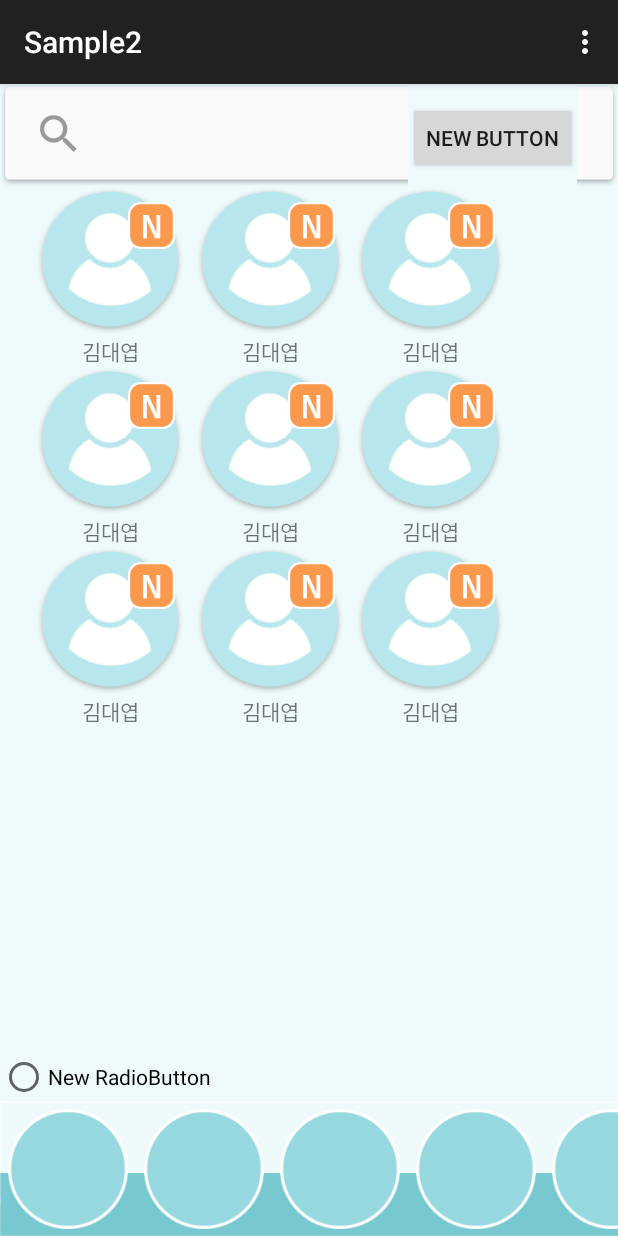
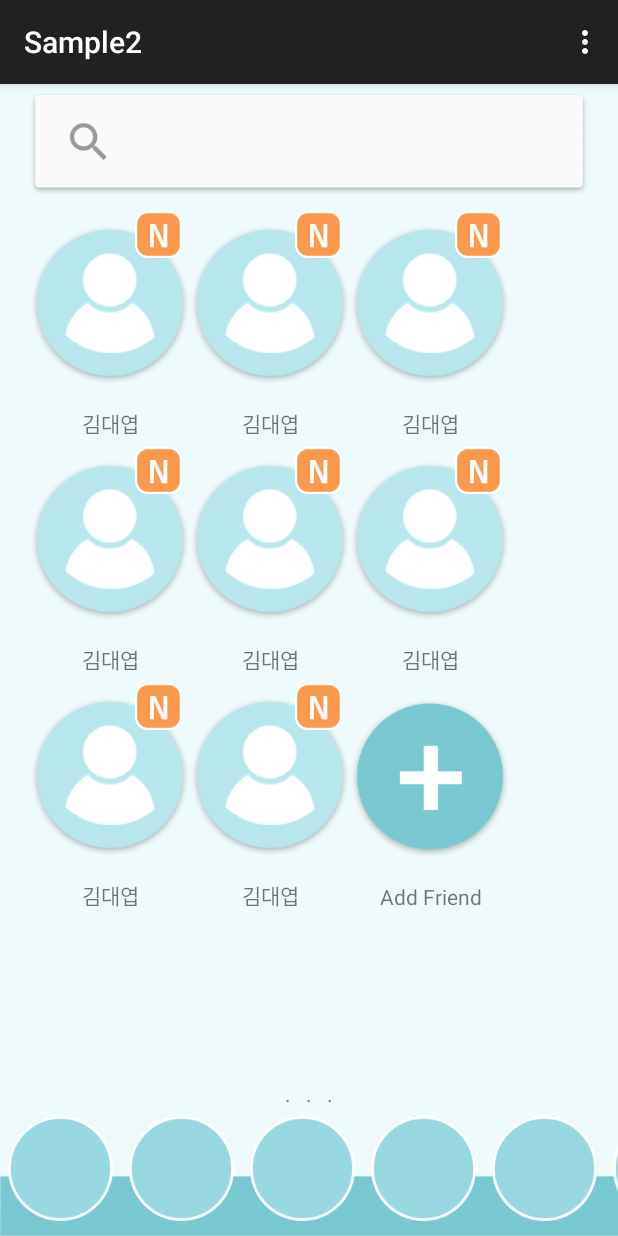
Before and after one commit to daeyeob-kim/PinG, an Android app: the Sample2 screen opened directly, with no data from a screen before it, on a phone screen of 412 x 824 dp. Run offline under Robolectric (Android 15) with nearby library versions, the phone set to English and light mode, and no system bars.

Commit message:
메인 UI작성

```diff
--- a/app/src/main/java/com/exitpoint/kkakkung/Sample2.java
+++ b/app/src/main/java/com/exitpoint/kkakkung/Sample2.java
@@ -2,16 +2,42 @@ package com.exitpoint.kkakkung;
 
 import android.support.v7.app.ActionBarActivity;
 import android.os.Bundle;
+import android.util.DisplayMetrics;
 import android.view.Menu;
 import android.view.MenuItem;
+import android.view.ViewGroup;
+import android.widget.LinearLayout;
 
 
 public class Sample2 extends ActionBarActivity {
 
+    int deviceHeight;
+    int deviceWidth;
     @Override
     protected void onCreate(Bundle savedInstanceState) {
         super.onCreate(savedInstanceState);
         setContentView(R.layout.activity_sample2);
+
+        //디바이스 사이즈를 구합시다.
+        DisplayMetrics metrics = new DisplayMetrics();
+        getWindowManager().getDefaultDisplay().getMetrics(metrics);
+        deviceWidth = metrics.widthPixels;
+        deviceHeight = metrics.heightPixels;
+
+        //레이아웃 사이즈 동적 변경을 위한 레이아웃 불러옴
+        //만들고
+        LinearLayout layout_friendslistpage1,layout_friendslistpage1_1,layout_friendslistpage1_2,layout_friendslistpage1_3;
+        //매핑해주고
+        layout_friendslistpage1=(LinearLayout) findViewById(R.id.layout_friendslistpage1);
+        layout_friendslistpage1_1=(LinearLayout) findViewById(R.id.layout_friendslistpage1_1);
+        layout_friendslistpage1_2=(LinearLayout) findViewById(R.id.layout_friendslistpage1_2);
+        layout_friendslistpage1_3=(LinearLayout) findViewById(R.id.layout_friendslistpage1_3);
+
+        layout_friendslistpage1_1.setLayoutParams(new LinearLayout.LayoutParams(ViewGroup.LayoutParams.MATCH_PARENT,deviceHeight/6+30));
+        layout_friendslistpage1_2.setLayoutParams(new LinearLayout.LayoutParams(ViewGroup.LayoutParams.MATCH_PARENT,deviceHeight/6+30));
+        layout_friendslistpage1_3.setLayoutParams(new LinearLayout.LayoutParams(ViewGroup.LayoutParams.MATCH_PARENT,deviceHeight/6+30));
+        System.out.println("deviceWidth---------"+deviceWidth);
+
     }
 
     @Override
--- a/app/src/main/res/layout/activity_sample2.xml
+++ b/app/src/main/res/layout/activity_sample2.xml
@@ -10,6 +10,10 @@
 
 
     <LinearLayout
+        android:paddingTop="5dp"
+        android:paddingBottom="5dp"
+        android:paddingRight="20dp"
+        android:paddingLeft="20dp"
         android:orientation="horizontal"
         android:layout_width="match_parent"
         android:layout_height="wrap_content">
@@ -19,7 +23,7 @@
             android:layout_height="match_parent"
             android:id="@+id/imageView"
             android:src="@drawable/search_icon"
-            android:layout_marginRight="0dp"/>
+            android:scaleType="fitEnd" />
 
         <EditText
             android:layout_width="wrap_content"
@@ -27,12 +31,6 @@
             android:id="@+id/editText"
             android:layout_weight="1"
             android:background="@drawable/search_input" />
-
-        <Button
-            android:layout_width="wrap_content"
-            android:layout_height="wrap_content"
-            android:text="New Button"
-            android:id="@+id/button" />
 
         <ImageView
             android:layout_width="wrap_content"
@@ -54,6 +52,7 @@
             android:layout_height="match_parent">
 
             <LinearLayout
+                android:id="@+id/layout_friendslistpage1"
                 android:orientation="vertical"
                 android:layout_width="360dp"
                 android:layout_height="match_parent"
@@ -61,9 +60,11 @@
                 android:paddingRight="20dp">
 
                 <LinearLayout
+                    android:id="@+id/layout_friendslistpage1_1"
                     android:orientation="horizontal"
                     android:layout_width="match_parent"
-                    android:layout_height="120dp" >
+                    android:layout_height="120dp"
+                    android:layout_marginBottom="5dp">
 
                     <LinearLayout
                         android:orientation="vertical"
@@ -88,7 +89,7 @@
                                 android:id="@+id/imageView5"
                                 android:src="@drawable/user_new"
                                 android:layout_gravity="right|top"
-                                android:layout_margin="10dp" />
+                                android:layout_margin="5dp" />
                         </FrameLayout>
 
                         <TextView
@@ -122,7 +123,7 @@
                                 android:id="@+id/imageView3"
                                 android:src="@drawable/user_new"
                                 android:layout_gravity="right|top"
-                                android:layout_margin="10dp" />
+                                android:layout_margin="5dp" />
                         </FrameLayout>
 
                         <TextView
@@ -156,7 +157,7 @@
                                 android:id="@+id/imageView7"
                                 android:src="@drawable/user_new"
                                 android:layout_gravity="right|top"
-                                android:layout_margin="10dp" />
+                                android:layout_margin="5dp" />
                         </FrameLayout>
 
                         <TextView
@@ -169,9 +170,11 @@
                 </LinearLayout>
 
                 <LinearLayout
+                    android:id="@+id/layout_friendslistpage1_2"
                     android:orientation="horizontal"
                     android:layout_width="match_parent"
-                    android:layout_height="120dp" >
+                    android:layout_height="120dp"
+                    android:layout_marginBottom="5dp">
 
                     <LinearLayout
                         android:orientation="vertical"
@@ -196,7 +199,7 @@
                                 android:id="@+id/imageView9"
                                 android:src="@drawable/user_new"
                                 android:layout_gravity="right|top"
-                                android:layout_margin="10dp" />
+                                android:layout_margin="5dp" />
                         </FrameLayout>
 
                         <TextView
@@ -230,7 +233,7 @@
                                 android:id="@+id/imageView11"
                                 android:src="@drawable/user_new"
                                 android:layout_gravity="right|top"
-                                android:layout_margin="10dp" />
+                                android:layout_margin="5dp" />
                         </FrameLayout>
 
                         <TextView
@@ -264,7 +267,7 @@
                                 android:id="@+id/imageView13"
                                 android:src="@drawable/user_new"
                                 android:layout_gravity="right|top"
-                                android:layout_margin="10dp" />
+                                android:layout_margin="5dp" />
                         </FrameLayout>
 
                         <TextView
@@ -277,9 +280,11 @@
                 </LinearLayout>
 
                 <LinearLayout
+                    android:id="@+id/layout_friendslistpage1_3"
                     android:orientation="horizontal"
                     android:layout_width="match_parent"
-                    android:layout_height="120dp" >
+                    android:layout_height="120dp"
+                    android:layout_marginBottom="5dp">
 
                     <LinearLayout
                         android:orientation="vertical"
@@ -304,7 +309,7 @@
                                 android:id="@+id/imageView15"
                                 android:src="@drawable/user_new"
                                 android:layout_gravity="right|top"
-                                android:layout_margin="10dp" />
+                                android:layout_margin="5dp" />
                         </FrameLayout>
 
                         <TextView
@@ -338,7 +343,7 @@
                                 android:id="@+id/imageView17"
                                 android:src="@drawable/user_new"
                                 android:layout_gravity="right|top"
-                                android:layout_margin="10dp" />
+                                android:layout_margin="5dp" />
                         </FrameLayout>
 
                         <TextView
@@ -364,21 +369,14 @@
                                 android:layout_width="match_parent"
                                 android:layout_height="wrap_content"
                                 android:id="@+id/imageView18"
-                                android:src="@drawable/user_default" />
+                                android:src="@drawable/user_plus" />
 
-                            <ImageView
-                                android:layout_width="wrap_content"
-                                android:layout_height="wrap_content"
-                                android:id="@+id/imageView19"
-                                android:src="@drawable/user_new"
-                                android:layout_gravity="right|top"
-                                android:layout_margin="10dp" />
                         </FrameLayout>
 
                         <TextView
                             android:layout_width="match_parent"
                             android:layout_height="wrap_content"
-                            android:text="김대엽"
+                            android:text="Add Friend"
                             android:id="@+id/textView9"
                             android:gravity="center|center_vertical" />
                     </LinearLayout>
@@ -390,15 +388,16 @@
     </HorizontalScrollView>
 
     <LinearLayout
+        android:gravity="center"
         android:orientation="horizontal"
         android:layout_width="match_parent"
         android:layout_height="wrap_content">
 
-        <RadioButton
+        <TextView
             android:layout_width="wrap_content"
             android:layout_height="wrap_content"
-            android:text="New RadioButton"
-            android:id="@+id/radioButton" />
+            android:text=".   .   ."
+            android:id="@+id/textView10" />
     </LinearLayout>
 
     <HorizontalScrollView
@@ -408,48 +407,49 @@
         android:scrollbars="none">
 
         <LinearLayout
+            android:id="@+id/layout_bottom"
             android:orientation="horizontal"
-            android:layout_width="match_parent"
-            android:layout_height="90dp"
+            android:layout_width="wrap_content"
+            android:layout_height="85dp"
             android:background="@drawable/bg_bottom">
 
             <Button
                 android:layout_margin="5dp"
-                android:layout_width="80dp"
-                android:layout_height="80dp"
+                android:layout_width="70dp"
+                android:layout_height="70dp"
                 android:id="@+id/button20"
                 android:background="@drawable/icon_tmp" />
 
             <Button
                 android:layout_margin="5dp"
-                android:layout_width="80dp"
-                android:layout_height="80dp"
+                android:layout_width="70dp"
+                android:layout_height="70dp"
                 android:id="@+id/button21"
                 android:background="@drawable/icon_tmp" />
 
             <Button
                 android:layout_margin="5dp"
-                android:layout_width="80dp"
-                android:layout_height="80dp"
+                android:layout_width="70dp"
+                android:layout_height="70dp"
                 android:id="@+id/button22"
                 android:background="@drawable/icon_tmp"/>
 
             <Button
                 android:layout_margin="5dp"
-                android:layout_width="80dp"
-                android:layout_height="80dp"
+                android:layout_width="70dp"
+                android:layout_height="70dp"
                 android:id="@+id/button23"
                 android:background="@drawable/icon_tmp" />
             <Button
                 android:layout_margin="5dp"
-                android:layout_width="80dp"
-                android:layout_height="80dp"
+                android:layout_width="70dp"
+                android:layout_height="70dp"
                 android:id="@+id/button24"
                 android:background="@drawable/icon_tmp" />
             <Button
                 android:layout_margin="5dp"
-                android:layout_width="80dp"
-                android:layout_height="80dp"
+                android:layout_width="70dp"
+                android:layout_height="70dp"
                 android:id="@+id/button25"
                 android:background="@drawable/icon_tmp" />
         </LinearLayout>
--- a/app/src/main/res/values/styles.xml
+++ b/app/src/main/res/values/styles.xml
@@ -2,7 +2,7 @@
 
     <!-- Base application theme. -->
     <style name="AppTheme" parent="Theme.AppCompat.Light.DarkActionBar">
-        <!-- Customize your theme here. -->
+        <item name="android:actionBarStyle">@style/MyActionBar</item>
     </style>
 
     <style name="AppThemeDark" parent="Theme.AppCompat">
@@ -14,4 +14,9 @@
         <item name="android:background">@color/DarkActionBarColor</item>
     </style>
 
+    <style name="MyActionBar" parent="@style/Widget.AppCompat.Light.ActionBar.Solid.Inverse">
+
+        <item name="android:background">#ff33b5e5</item>
+
+    </style>
 </resources>
```
Also changed, not shown: app/src/main/res/drawable-xhdpi/bg_bottom.png, 1 other file.
